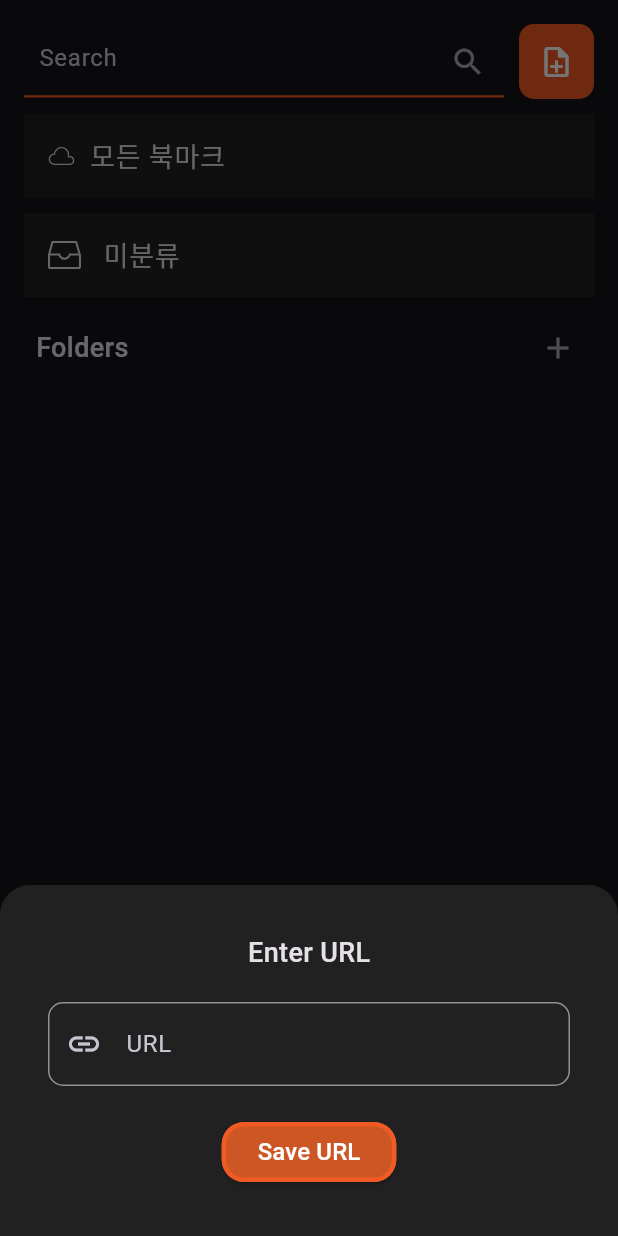
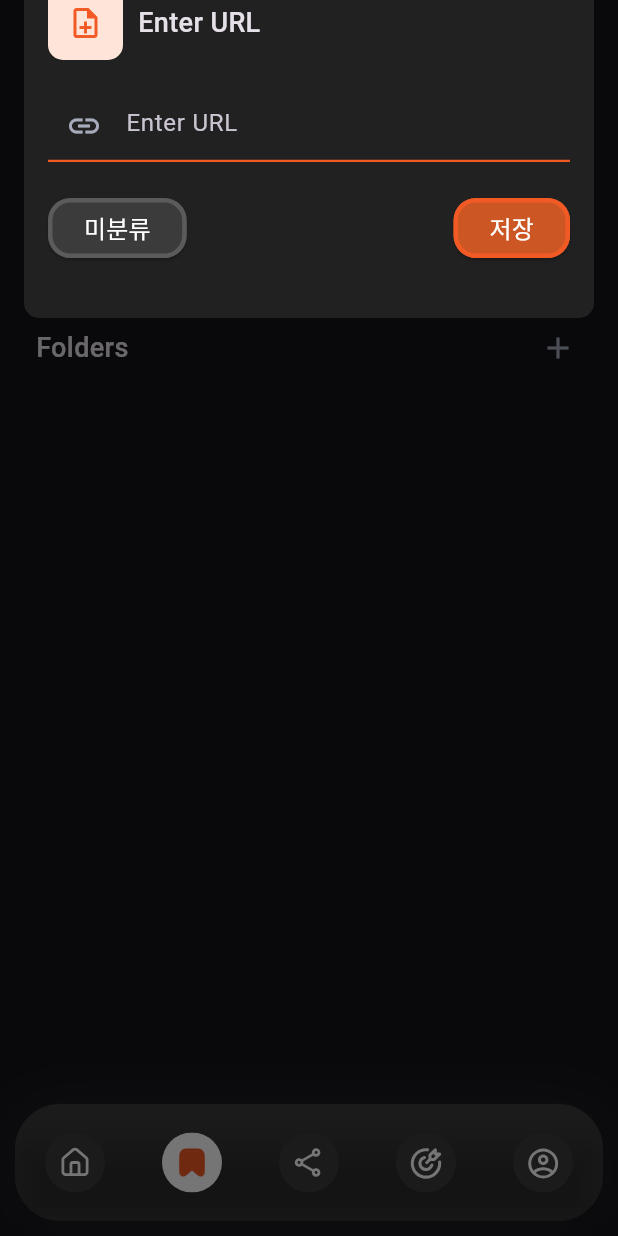
Before and after one commit to DOTOREAD/DOTOREAD_FLUTTER, a Flutter app: the screen it shows after launch, item 2 of the bottom bar chosen, after a tap on the "note add" icon, on a phone screen of 412 x 824 dp. Run offline on Flutter 3.47's test engine with Material 3 defaults, Android fonts, the phone set to English and light mode, and no system bars; drawn by our look-alikes of animated_bottom_navigation_bar; our stand-ins replace carousel_slider, flutter_secure_storage, flutter_svg, freezed_annotation, get, percent_indicator; missing offline and left inert: flutter_inappwebview; network calls fail; Roboto replaces fonts that are missing (Pretendard).

Commit message:
feat : url 수동 추가 폴더 선택 기능 추가

```diff
--- /dev/null
+++ b/lib/controllers/url_add_controller.dart
@@ -0,0 +1,38 @@
+import 'package:dotoread_app/controllers/folder_controller.dart';
+import 'package:dotoread_app/data/models/folder_model/folder_model.dart';
+import 'package:get/get.dart';
+
+class UrlAddController extends GetxController {
+  RxString urlController = ''.obs;
+  RxBool showFolderList = false.obs;
+  RxInt selectedFolder = 0.obs;
+  RxString selectedFolderName = ''.obs;
+  final FolderController folderController = Get.find<FolderController>();
+
+  void updateUrl(String url) {
+    urlController.value = url;
+  }
+
+  void toggleFolderList() {
+    showFolderList.value = !showFolderList.value;
+  }
+
+  void selectFolder(int folderId) {
+    selectedFolder.value = folderId;
+    var folder = folderController.folderList
+        .firstWhereOrNull((folder) => folder.id == folderId);
+    selectedFolderName.value = folder?.name ?? "미분류";
+  }
+
+  void saveUrl() {
+    if (urlController.isNotEmpty) {
+      print(
+          'Saving URL: ${urlController.value} to folder: ${selectedFolder.value == 0 ? '미분류' : selectedFolder.value}');
+
+      urlController.value = '';
+      selectedFolder.value = 0;
+      selectedFolderName.value = '';
+      Get.back();
+    }
+  }
+}
--- a/lib/core/constants/theme.dart
+++ b/lib/core/constants/theme.dart
@@ -56,13 +56,28 @@ class AppTheme {
     fontWeight: FontWeight.w500,
   );
 
-  static final InputDecoration urlInputDecoration = InputDecoration(
-    border: OutlineInputBorder(
-      borderRadius: BorderRadius.circular(10),
+  static const InputDecoration urlInputDecoration = InputDecoration(
+    focusedBorder: UnderlineInputBorder(
+      borderSide: BorderSide(color: AppTheme.orange1, width: 2.0),
     ),
-    labelText: 'URL',
-    hintText: 'Enter a URL to save',
-    prefixIcon: const Icon(Icons.link),
+    enabledBorder: UnderlineInputBorder(
+      borderSide: BorderSide(color: AppTheme.orange1, width: 1.5),
+    ),
+    contentPadding: EdgeInsets.symmetric(vertical: 10.0, horizontal: 10),
+    hintText: 'Enter URL',
+    prefixIcon: Icon(Icons.link, color: AppTheme.gray3),
+  );
+
+  static const InputDecoration searchInputDecoration = InputDecoration(
+    hintText: 'Search',
+    suffixIcon: Icon(Icons.search, color: AppTheme.gray3),
+    contentPadding: EdgeInsets.symmetric(vertical: 10.0, horizontal: 10),
+    focusedBorder: UnderlineInputBorder(
+      borderSide: BorderSide(color: AppTheme.orange1, width: 2.0),
+    ),
+    enabledBorder: UnderlineInputBorder(
+      borderSide: BorderSide(color: AppTheme.orange1, width: 1.5),
+    ),
   );
 
   static final ButtonStyle textButtonSecondaryTheme = TextButton.styleFrom(
--- a/lib/domain/bindings/root_binding.dart
+++ b/lib/domain/bindings/root_binding.dart
@@ -1,10 +1,12 @@
 import 'package:dotoread_app/controllers/root_controller.dart';
 import 'package:dotoread_app/controllers/splash_controller.dart';
+import 'package:dotoread_app/controllers/url_add_controller.dart';
 import 'package:get/get.dart';
 
 class RootBinding extends Bindings {
   @override
   void dependencies() {
     Get.lazyPut<RootController>(() => RootController());
+    Get.lazyPut<UrlAddController>(() => UrlAddController());
   }
 }
--- a/lib/presentations/screens/bookmark_screen.dart
+++ b/lib/presentations/screens/bookmark_screen.dart
@@ -21,20 +21,7 @@ class BookmarkScreen extends StatelessWidget {
                 children: [
                   Expanded(
                     child: TextField(
-                      decoration: InputDecoration(
-                        hintText: 'Search',
-                        suffixIcon: Icon(Icons.search, color: AppTheme.gray3),
-                        contentPadding: EdgeInsets.symmetric(
-                            vertical: 10.0, horizontal: 10),
-                        focusedBorder: UnderlineInputBorder(
-                          borderSide:
-                              BorderSide(color: AppTheme.orange1, width: 2.0),
-                        ),
-                        enabledBorder: UnderlineInputBorder(
-                          borderSide:
-                              BorderSide(color: AppTheme.orange1, width: 1.5),
-                        ),
-                      ),
+                      decoration: AppTheme.searchInputDecoration,
                     ),
                   ),
                   SizedBox(width: 10),
--- a/lib/presentations/screens/home_screen.dart
+++ b/lib/presentations/screens/home_screen.dart
@@ -20,22 +20,7 @@ class HomeScreen extends StatelessWidget {
             Row(
               children: [
                 Expanded(
-                  child: TextField(
-                    decoration: InputDecoration(
-                      hintText: 'Search',
-                      suffixIcon: Icon(Icons.search, color: AppTheme.gray3),
-                      contentPadding:
-                          EdgeInsets.symmetric(vertical: 10.0, horizontal: 10),
-                      focusedBorder: UnderlineInputBorder(
-                        borderSide:
-                            BorderSide(color: AppTheme.orange1, width: 2.0),
-                      ),
-                      enabledBorder: UnderlineInputBorder(
-                        borderSide:
-                            BorderSide(color: AppTheme.orange1, width: 1.5),
-                      ),
-                    ),
-                  ),
+                  child: TextField(decoration: AppTheme.searchInputDecoration),
                 ),
                 SizedBox(width: 10),
                 UrlAddButton(),
--- a/lib/presentations/widgets/url_add_button.dart
+++ b/lib/presentations/widgets/url_add_button.dart
@@ -1,7 +1,8 @@
-import 'package:dotoread_app/core/constants/theme.dart';
-import 'package:dotoread_app/presentations/widgets/url_add_modal.dart';
+import 'package:dotoread_app/controllers/url_add_controller.dart';
+import 'package:dotoread_app/presentations/widgets/folder_list_modal.dart';
 import 'package:flutter/material.dart';
 import 'package:get/get.dart';
+import 'package:dotoread_app/core/constants/theme.dart';
 
 class UrlAddButton extends StatelessWidget {
   const UrlAddButton({super.key});
@@ -16,23 +17,111 @@ class UrlAddButton extends StatelessWidget {
         borderRadius: BorderRadius.circular(10),
       ),
       child: IconButton(
-        onPressed: _showUrlModal,
+        padding: EdgeInsets.zero,
+        onPressed: () {
+          _showUrlModal(context);
+        },
         icon: const Icon(Icons.note_add_outlined),
         color: AppTheme.white1,
       ),
     );
   }
 
-  void _showUrlModal() {
-    final TextEditingController urlController = TextEditingController();
+  void _showUrlModal(BuildContext context) {
+    final UrlAddController controller = Get.find<UrlAddController>();
 
-    Get.bottomSheet(
-      UrlAddModal(urlController: urlController),
-      isScrollControlled: true,
-      shape: const RoundedRectangleBorder(
-        borderRadius: BorderRadius.vertical(top: Radius.circular(20)),
-      ),
-      backgroundColor: AppTheme.backgroundBox,
+    final RenderBox buttonBox = context.findRenderObject() as RenderBox;
+    final Offset buttonPosition = buttonBox.localToGlobal(Offset.zero);
+    final double buttonTop = buttonPosition.dy;
+    const double buttonSize = 42;
+    final double adjustedTopPosition = buttonTop;
+
+    showDialog(
+      context: context,
+      builder: (BuildContext context) {
+        return Stack(
+          children: [
+            Positioned(
+              top: adjustedTopPosition - buttonSize,
+              left: 16,
+              right: 16,
+              child: Material(
+                borderRadius: const BorderRadius.all(Radius.circular(10)),
+                color: AppTheme.backgroundBox,
+                child: Container(
+                  padding: const EdgeInsets.all(16.0),
+                  child: Column(
+                    mainAxisSize: MainAxisSize.min,
+                    children: [
+                      Row(
+                        children: [
+                          Container(
+                            height: 50,
+                            width: 50,
+                            decoration: BoxDecoration(
+                              color: AppTheme.orange3,
+                              borderRadius: BorderRadius.circular(10),
+                            ),
+                            child: const Icon(
+                              Icons.note_add_outlined,
+                              color: AppTheme.orange1,
+                            ),
+                          ),
+                          const SizedBox(width: 10),
+                          const Text('Enter URL',
+                              style: AppTheme.modalTitleStyle),
+                        ],
+                      ),
+                      const SizedBox(height: 20),
+                      TextField(
+                        onChanged: (value) => controller.updateUrl(value),
+                        decoration: AppTheme.urlInputDecoration,
+                        keyboardType: TextInputType.url,
+                      ),
+                      const SizedBox(height: 20),
+                      Row(
+                        mainAxisAlignment: MainAxisAlignment.spaceBetween,
+                        children: [
+                          Obx(() => ElevatedButton(
+                                style: AppTheme.textButtonSecondaryTheme,
+                                onPressed: () {
+                                  controller.toggleFolderList();
+                                },
+                                child: Text(
+                                  controller.selectedFolder.value == 0
+                                      ? '미분류'
+                                      : controller.selectedFolderName.value,
+                                  style: AppTheme.buttonTextStyle,
+                                ),
+                              )),
+                          ElevatedButton(
+                            style: AppTheme.textButtonPrimaryTheme,
+                            onPressed: () {
+                              controller.saveUrl();
+                            },
+                            child: const Text('저장',
+                                style: AppTheme.buttonTextStyle),
+                          ),
+                        ],
+                      ),
+                      const SizedBox(height: 20),
+                      Obx(() => controller.showFolderList.value
+                          ? FolderListModal(
+                              onFolderSelect: (folderId) {
+                                controller.selectFolder(folderId);
+                                controller.toggleFolderList();
+                              },
+                              selectedFolderId: controller.selectedFolder.value,
+                            )
+                          : const SizedBox.shrink()),
+                    ],
+                  ),
+                ),
+              ),
+            ),
+          ],
+        );
+      },
     );
   }
 }
--- a/lib/presentations/widgets/url_add_modal.dart
+++ /dev/null
@@ -1,49 +0,0 @@
-import 'package:dotoread_app/core/constants/theme.dart';
-import 'package:flutter/material.dart';
-import 'package:get/get.dart';
-
-class UrlAddModal extends StatelessWidget {
-  const UrlAddModal({
-    super.key,
-    required TextEditingController urlController,
-  }) : _urlController = urlController;
-
-  final TextEditingController _urlController;
-
-  @override
-  Widget build(BuildContext context) {
-    return Padding(
-      padding: const EdgeInsets.all(16.0),
-      child: Padding(
-        padding: const EdgeInsets.all(16.0),
-        child: Column(
-          mainAxisSize: MainAxisSize.min,
-          children: [
-            const Text('Enter URL', style: AppTheme.modalTitleStyle),
-            const SizedBox(height: 20),
-            TextField(
-              controller: _urlController,
-              decoration: AppTheme.urlInputDecoration,
-              keyboardType: TextInputType.url,
-            ),
-            const SizedBox(height: 20),
-            ElevatedButton(
-              style: AppTheme.textButtonPrimaryTheme,
-              onPressed: () {
-                final enteredUrl = _urlController.text;
-                if (enteredUrl.isNotEmpty) {
-                  Get.back();
-                  _urlController.clear();
-                }
-              },
-              child: const Text(
-                'Save URL',
-                style: AppTheme.buttonTextStyle,
-              ),
-            ),
-          ],
-        ),
-      ),
-    );
-  }
-}
```
Also changed, not shown: lib/presentations/widgets/folder_list_modal.dart (added, +57 -0 lines).
